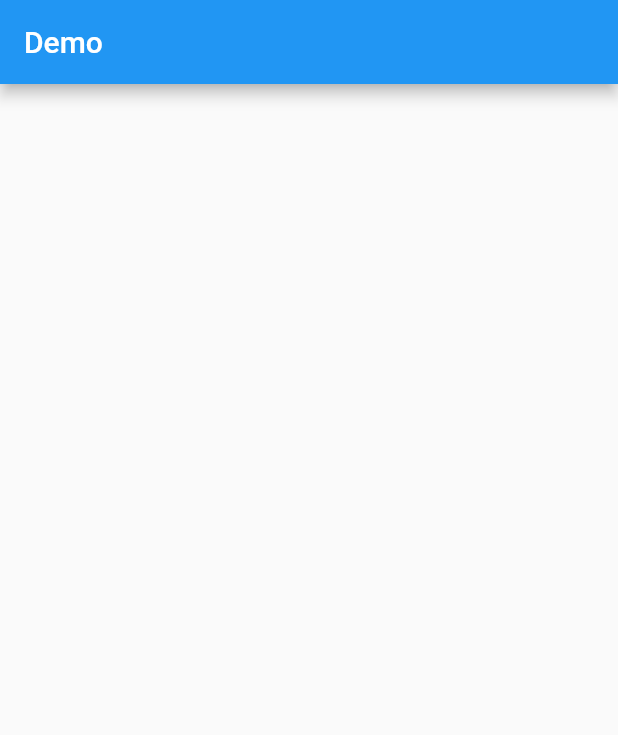
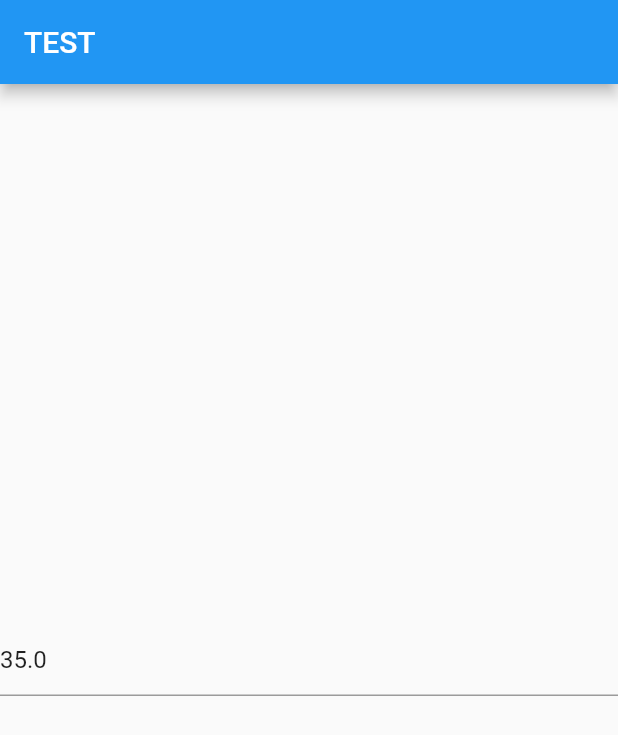
Before and after one commit to callums-archive/cashMeOutside, a Flutter app: the screen it shows after launch, on a phone screen of 412 x 824 dp. Shown: the top 735 px of the screen. Run offline on Flutter 3.47's test engine with Material 2 defaults, Android fonts, the phone set to English and light mode, and no system bars; our stand-ins replace bloc, equatable, flutter_bloc.

Commit message:
feat(added demo text field): we get start from the bloc, and there is now a demo text field

```diff
--- a/lib/payment/payment.dart
+++ b/lib/payment/payment.dart
@@ -1 +1 @@
-export '../payment/view/payment_view.dart';
+export '../payment/view/payment_page.dart';
--- a/lib/payment/view/payment_page.dart
+++ b/lib/payment/view/payment_page.dart
@@ -0,0 +1,16 @@
+import 'package:flutter/material.dart';
+import 'package:flutter_bloc/flutter_bloc.dart';
+
+import '../view/payment_view.dart';
+
+import '../bloc/payment_bloc.dart';
+
+class PaymentPage extends StatelessWidget {
+  const PaymentPage({Key key}) : super(key: key);
+
+  @override
+  Widget build(BuildContext context) {
+    return BlocProvider(
+        create: (_) => PaymentBloc(35.00), child: PaymentView());
+  }
+}
--- a/lib/payment/view/payment_view.dart
+++ b/lib/payment/view/payment_view.dart
@@ -1,12 +1,22 @@
+import 'package:cashMeOutside/payment/bloc/payment_state.dart';
 import 'package:flutter/material.dart';
+import 'package:flutter/services.dart';
+import 'package:flutter_bloc/flutter_bloc.dart';
 
-class PaymentPage extends StatelessWidget {
-  const PaymentPage({Key key}) : super(key: key);
+import '../bloc/payment_bloc.dart';
 
+class PaymentView extends StatelessWidget {
   @override
   Widget build(BuildContext context) {
     return Scaffold(
-      appBar: AppBar(title: Text("Demo")),
-    );
+        appBar: AppBar(title: Text("TEST")),
+        body: Center(
+          child: BlocBuilder<PaymentBloc, PaymentState>(
+            builder: (context, state) {
+              return TextFormField(initialValue: state.amountDue.toString());
+              // return Text('${state.amountDue}');
+            },
+          ),
+        ));
   }
 }
```
